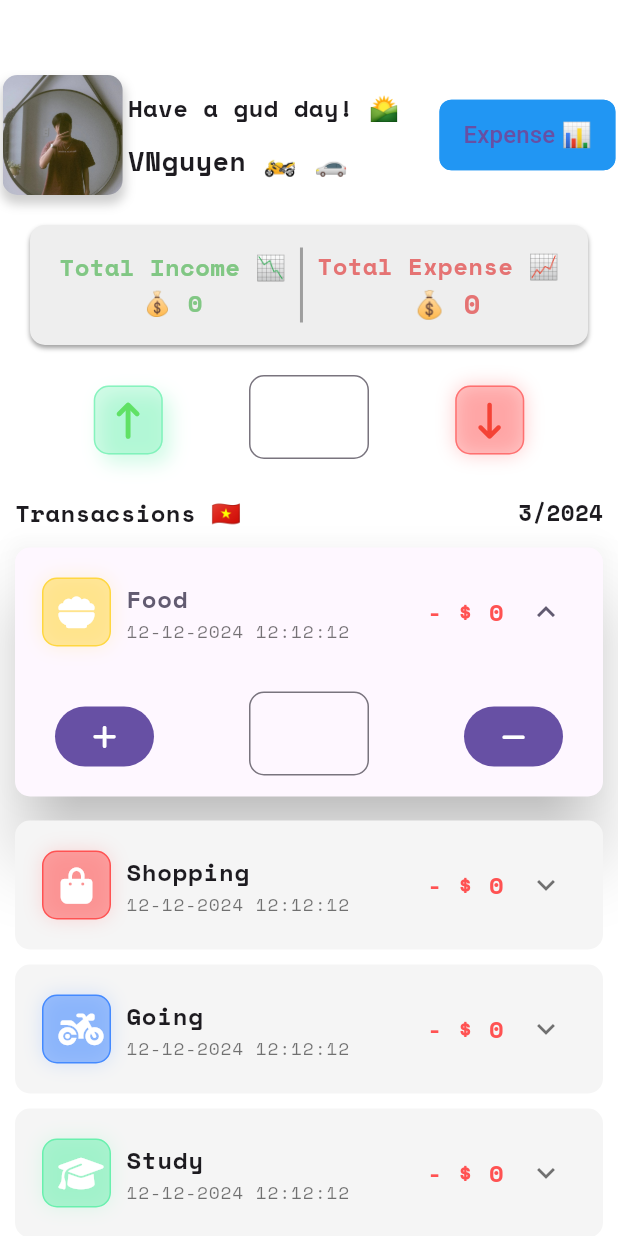
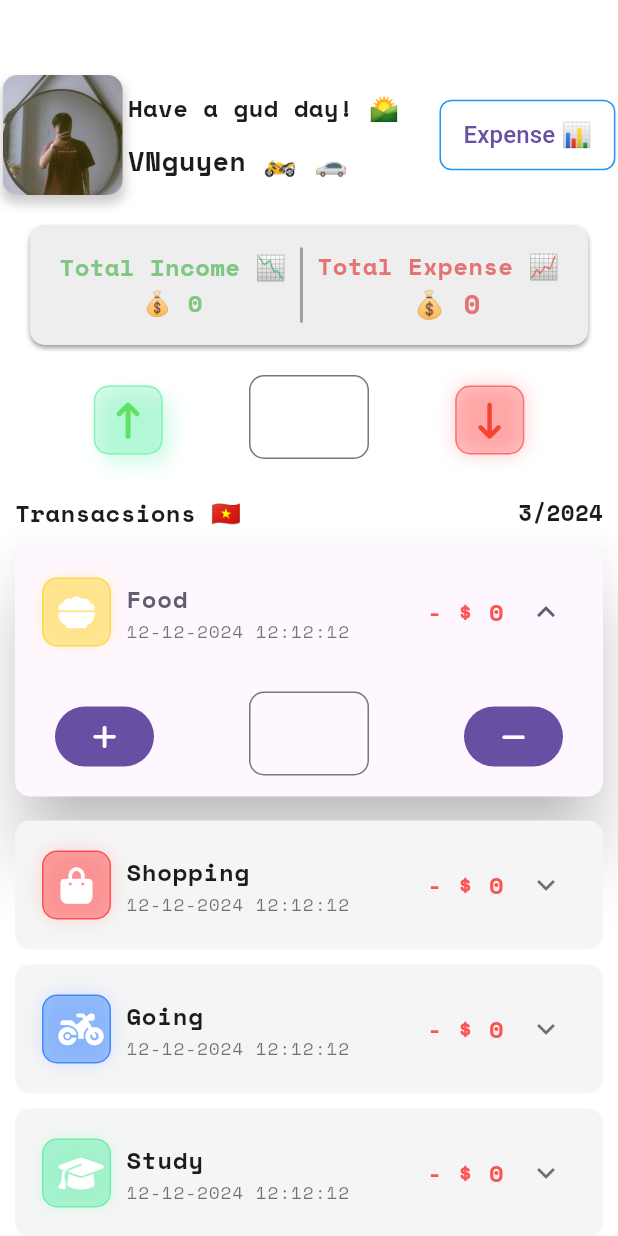
Before and after one commit to nguyenv14/CaculateBlocPattern, a Flutter app: the SpendPage screen opened directly, after a tap on "Expense 📊", after a tap on "Food", on a phone screen of 412 x 824 dp. Run offline on Flutter 3.47's test engine with Material 3 defaults, Android fonts, the light colour scheme and no system bars; drawn by our look-alikes of expansion_tile_card; our stand-ins replace fl_chart, flutter_bloc, font_awesome_flutter, get_storage, google_fonts, lottie and 3 more; missing offline and left inert: d_chart, dart:ffi; accounts and stored records are empty.

Commit message:
four commit

```diff
--- a/lib/main.dart
+++ b/lib/main.dart
@@ -6,6 +6,7 @@ import 'package:caculatefeebloc/repository/spend_repository.dart';
 import 'package:caculatefeebloc/repository/user_repository.dart';
 import 'package:caculatefeebloc/spend/bloc/spend_bloc.dart';
 import 'package:caculatefeebloc/spend/spend_page.dart';
+import 'package:caculatefeebloc/statitiscal/bloc/statistical_bloc.dart';
 import 'package:flutter/cupertino.dart';
 import 'package:flutter/material.dart';
 import 'package:flutter_bloc/flutter_bloc.dart';
@@ -28,7 +29,8 @@ class MyApp extends StatelessWidget {
       providers: [
         BlocProvider(create: (_) => HomeBloc(UserRepository())),
         BlocProvider(create: (_) => AddUserBloc(UserRepository())),
-        BlocProvider(create: (_) => SpendBloc(SpendRepository()))
+        BlocProvider(create: (_) => SpendBloc(SpendRepository())),
+        BlocProvider(create: (_) => StatisticalBloc(SpendRepository()))
       ],
       child: MaterialApp(
         debugShowCheckedModeBanner: false,
--- a/lib/spend/spend_page.dart
+++ b/lib/spend/spend_page.dart
@@ -4,6 +4,7 @@ import 'package:caculatefeebloc/model/spend.dart';
 import 'package:caculatefeebloc/repository/spend_repository.dart';
 import 'package:caculatefeebloc/spend/bloc/spend_bloc.dart';
 import 'package:caculatefeebloc/spend/spend_item.dart';
+import 'package:caculatefeebloc/statitiscal/statistical_page.dart';
 import 'package:expansion_tile_card/expansion_tile_card.dart';
 import 'package:flutter/cupertino.dart';
 import 'package:flutter/material.dart';
@@ -93,9 +94,15 @@ class _SpendPageState extends State<SpendPage> {
               OutlinedButton(
                 onPressed: () {
                   // Xử lý khi nút được nhấn
+                  Navigator.push(
+                      context,
+                      MaterialPageRoute(
+                        builder: (context) =>
+                            StatisticalPage(spendBloc: spendBloc),
+                      ));
                 },
                 style: OutlinedButton.styleFrom(
-                  backgroundColor: Colors.blue, // Màu chữ và đường viền của nút
+                  // backgroundColor: Colors.blue, // Màu chữ và đường viền của nút
                   side:
                       BorderSide(color: Colors.blue), // Màu đường viền của nút
                   shape: RoundedRectangleBorder(
--- /dev/null
+++ b/lib/statitiscal/bloc/statistical_bloc.dart
@@ -0,0 +1,30 @@
+import 'dart:async';
+import 'dart:ffi';
+
+import 'package:caculatefeebloc/model/spend.dart';
+import 'package:caculatefeebloc/repository/spend_repository.dart';
+import 'package:flutter/widgets.dart';
+import 'package:flutter_bloc/flutter_bloc.dart';
+
+part 'statistical_event.dart';
+part 'statistical_state.dart';
+
+class StatisticalBloc extends Bloc {
+  final SpendRepository spendRepository;
+  StatisticalBloc(this.spendRepository) : super(StatisticalInitalState()) {
+    on<StatisticalInitialEvent>(StatisticalInitalEvent);
+  }
+
+  FutureOr<void> StatisticalInitalEvent(
+      StatisticalInitialEvent event, Emitter emit) {
+    List<SpendPrice> list = spendRepository.getListSpend();
+    int income = 0;
+    int expense = 0;
+    list.forEach((element) {
+      income = income + element.incomePrice;
+      expense = expense + element.expensePrice;
+    });
+    emit(StatisticalLoadedSuccessState(
+        list: list, incomeTotal: income, expenseTotal: expense));
+  }
+}
--- /dev/null
+++ b/lib/statitiscal/bloc/statistical_state.dart
@@ -0,0 +1,19 @@
+part of 'statistical_bloc.dart';
+
+abstract class StatisticalState {}
+
+class StatisticalInitalState extends StatisticalState {}
+
+class StatisticalLoadingState extends StatisticalState {}
+
+class StatisticalLoadedSuccessState extends StatisticalState {
+  final List<SpendPrice> list;
+  final int incomeTotal;
+  final int expenseTotal;
+  StatisticalLoadedSuccessState(
+      {required this.list,
+      required this.incomeTotal,
+      required this.expenseTotal});
+}
+
+class StatisticalLoadedErrorState extends StatisticalState {}
--- a/lib/statitiscal/statistical_page.dart
+++ b/lib/statitiscal/statistical_page.dart
@@ -1,28 +1,42 @@
+import 'package:caculatefeebloc/model/spend.dart';
+import 'package:caculatefeebloc/repository/spend_repository.dart';
+import 'package:caculatefeebloc/spend/bloc/spend_bloc.dart';
+import 'package:caculatefeebloc/statitiscal/bloc/statistical_bloc.dart';
 import 'package:d_chart/d_chart.dart';
 import 'package:expansion_tile_card/expansion_tile_card.dart';
 import 'package:fl_chart/fl_chart.dart';
 import 'package:flutter/cupertino.dart';
 import 'package:flutter/material.dart';
 import 'package:flutter/widgets.dart';
+import 'package:flutter_bloc/flutter_bloc.dart';
 import 'package:google_fonts/google_fonts.dart';
 
 class StatisticalPage extends StatefulWidget {
-  const StatisticalPage({super.key});
+  final SpendBloc spendBloc;
+  const StatisticalPage({super.key, required this.spendBloc});
 
   @override
   State<StatisticalPage> createState() => _StatisticalPageState();
 }
 
 class _StatisticalPageState extends State<StatisticalPage> {
-  List<double> data = [
-    10.0,
-    20.0,
-    30.0,
-    40.0,
-    50.0,
-  ];
+  final statisticalBloc = StatisticalBloc(SpendRepository());
+  @override
+  void initState() {
+    // TODO: implement initState
+    super.initState();
+    statisticalBloc.add(StatisticalInitialEvent());
+  }
+
   @override
   Widget build(BuildContext context) {
+    return BlocBuilder(
+      bloc: statisticalBloc,
+      buildWhen: (previous, current) => current is StatisticalState,
+      builder: (context, state) {
+        switch (state.runtimeType) {
+          case StatisticalLoadedSuccessState:
+            final stateCurrent = state as StatisticalLoadedSuccessState;
             return Scaffold(
               // backgroundColor: Colors.grey[200],
               body: SingleChildScrollView(
@@ -37,20 +51,24 @@ class _StatisticalPageState extends State<StatisticalPage> {
                             fontWeight: FontWeight.bold,
                             color: Colors.black)),
                   ),
-          Row(mainAxisAlignment: MainAxisAlignment.spaceAround, children: [
+                  Row(
+                      mainAxisAlignment: MainAxisAlignment.spaceAround,
+                      children: [
                         Column(
                           mainAxisAlignment: MainAxisAlignment.spaceBetween,
                           crossAxisAlignment: CrossAxisAlignment.start,
                           children: [
                             Text(
-                  "Income: \$ 1231",
+                              "Income: \$ " +
+                                  stateCurrent.incomeTotal.toString(),
                               style: GoogleFonts.spaceMono(
                                   fontSize: 16,
                                   fontWeight: FontWeight.bold,
                                   color: Colors.greenAccent),
                             ),
                             Text(
-                  "Expense: \$ 1231",
+                              "Expense: \$ " +
+                                  stateCurrent.expenseTotal.toString(),
                               style: GoogleFonts.spaceMono(
                                   fontSize: 16,
                                   fontWeight: FontWeight.bold,
@@ -65,23 +83,25 @@ class _StatisticalPageState extends State<StatisticalPage> {
                             PieChartData(
                               sections: [
                                 PieChartSectionData(
-                      value: 30,
+                                  value: double.tryParse(
+                                      stateCurrent.expenseTotal.toString()),
                                   titleStyle: GoogleFonts.spaceMono(
                                       fontSize: 16,
                                       fontWeight: FontWeight.bold,
                                       color: Colors.white),
                                   color: Colors.redAccent,
-                      title: '30%',
+                                  title: 'Expense',
                                   radius: 80,
                                 ),
                                 PieChartSectionData(
-                      value: 40,
+                                  value: double.tryParse(
+                                      stateCurrent.incomeTotal.toString()),
                                   titleStyle: GoogleFonts.spaceMono(
                                       fontSize: 16,
                                       fontWeight: FontWeight.bold,
                                       color: Colors.white),
                                   color: Colors.greenAccent,
-                      title: '40%',
+                                  title: 'Income',
                                   radius: 80,
                                 ),
                               ],
@@ -90,7 +110,8 @@ class _StatisticalPageState extends State<StatisticalPage> {
                         ),
                       ]),
                   Padding(
-            padding: const EdgeInsets.symmetric(horizontal: 10.0, vertical: 20),
+                    padding: const EdgeInsets.symmetric(
+                        horizontal: 10.0, vertical: 20),
                     child: Row(
                       mainAxisAlignment: MainAxisAlignment.spaceBetween,
                       children: [
@@ -99,16 +120,33 @@ class _StatisticalPageState extends State<StatisticalPage> {
                           style: GoogleFonts.spaceMono(
                               fontWeight: FontWeight.w600, fontSize: 16),
                         ),
-                // Text(
-                //   "12/12",
-                //   style: GoogleFonts.spaceMono(
-                //       fontSize: 15, fontWeight: FontWeight.w600),
-                // )
-                // Icon()
                       ],
                     ),
                   ),
-          Padding(
+                  ListView.builder(
+                    physics: NeverScrollableScrollPhysics(),
+                    shrinkWrap: true,
+                    padding: EdgeInsets.zero,
+                    itemCount: stateCurrent.list.length,
+                    itemBuilder: (context, index) {
+                      // return Text("haha");
+                      return statisticalByMonth(stateCurrent.list[index]);
+                    },
+                  )
+                ]),
+              ),
+            );
+          default:
+            return Center(
+              child: Text("Xảy ra chút lỗi!"),
+            );
+        }
+      },
+    );
+  }
+
+  Widget statisticalByMonth(SpendPrice spendPrice) {
+    return Padding(
       padding: const EdgeInsets.symmetric(horizontal: 15),
       child: ExpansionTileCard(
         baseColor: Colors.grey[200],
@@ -133,7 +171,7 @@ class _StatisticalPageState extends State<StatisticalPage> {
                     mainAxisAlignment: MainAxisAlignment.spaceBetween,
                     children: [
                       Text(
-                              "Income: \$1231",
+                        "Income: \$" + spendPrice.incomePrice.toString(),
                         style: GoogleFonts.spaceMono(
                             fontSize: 16,
                             fontWeight: FontWeight.bold,
@@ -143,7 +181,7 @@ class _StatisticalPageState extends State<StatisticalPage> {
                         height: 10,
                       ),
                       Text(
-                              "Expense: \$1231",
+                        "Expense: \$" + spendPrice.expensePrice.toString(),
                         style: GoogleFonts.spaceMono(
                             fontSize: 16,
                             fontWeight: FontWeight.bold,
@@ -159,11 +197,11 @@ class _StatisticalPageState extends State<StatisticalPage> {
                         SizedBox(
                           height: 20,
                           child: DChartSingleBar(
-                                  // forgroundColor: ,
                             value: 80,
                             ltr: true,
                             radius: BorderRadius.circular(20),
-                                  max: 100, foregroundColor: Colors.greenAccent,
+                            max: 100,
+                            foregroundColor: Colors.greenAccent,
                           ),
                         ),
                         SizedBox(
@@ -172,11 +210,11 @@ class _StatisticalPageState extends State<StatisticalPage> {
                         SizedBox(
                           height: 20,
                           child: DChartSingleBar(
-                                  // forgroundColor: ,
                             value: 20,
                             ltr: false,
                             radius: BorderRadius.circular(20),
-                                  max: 100, foregroundColor: Colors.redAccent,
+                            max: 100,
+                            foregroundColor: Colors.redAccent,
                           ),
                         ),
                       ],
@@ -197,8 +235,7 @@ class _StatisticalPageState extends State<StatisticalPage> {
                       fontSize: 16, fontWeight: FontWeight.bold),
                 ),
                 Container(
-                        padding:
-                            EdgeInsets.symmetric(vertical: 25, horizontal: 5),
+                  padding: EdgeInsets.symmetric(vertical: 25, horizontal: 5),
                   width: 400,
                   height: 300,
                   child: DChartBarCustom(
@@ -219,45 +256,43 @@ class _StatisticalPageState extends State<StatisticalPage> {
                     ),
                     listData: [
                       DChartBarDataCustom(
-                                value: 2323,
+                          value: double.parse(spendPrice.foodPrice.toString()),
                           label: 'Food',
                           color: Colors.redAccent,
                           showValue: true,
                           valueStyle:
-                                    GoogleFonts.spaceMono(color: Colors.white)
-                                // elevation: 12,
-                                // valueCustom: Text("haha")
-                                ),
+                              GoogleFonts.spaceMono(color: Colors.white)),
                       DChartBarDataCustom(
-                                value: 300,
+                          value: double.parse(spendPrice.goingPrice.toString()),
                           label: 'Going',
                           color: Colors.amberAccent,
                           showValue: true,
                           valueStyle:
                               GoogleFonts.spaceMono(color: Colors.white)),
                       DChartBarDataCustom(
-                                value: 400,
+                          value: double.parse(spendPrice.studyPrice.toString()),
                           label: 'Study',
                           color: Colors.cyanAccent,
                           showValue: true,
                           valueStyle:
                               GoogleFonts.spaceMono(color: Colors.white)),
                       DChartBarDataCustom(
-                                value: 221,
+                          value: double.parse(spendPrice.livePrice.toString()),
                           label: 'Life',
                           color: Colors.blueAccent,
                           showValue: true,
                           valueStyle:
                               GoogleFonts.spaceMono(color: Colors.white)),
                       DChartBarDataCustom(
-                                value: 721,
+                          value:
+                              double.parse(spendPrice.shoppingPrice.toString()),
                           label: 'Shopping',
                           color: Colors.deepOrange,
                           showValue: true,
                           valueStyle:
                               GoogleFonts.spaceMono(color: Colors.white)),
                       DChartBarDataCustom(
-                                value: 221,
+                          value: double.parse(spendPrice.lovePrice.toString()),
                           label: 'Love',
                           color: Colors.pinkAccent,
                           showValue: true,
@@ -270,9 +305,6 @@ class _StatisticalPageState extends State<StatisticalPage> {
             ),
           )
         ],
-            ),
-          )
-        ]),
       ),
     );
   }
```
Also changed, not shown: lib/statitiscal/bloc/statistical_event.dart (added, +8 -0 lines). Lines whose indentation alone changed are shown as unchanged.
